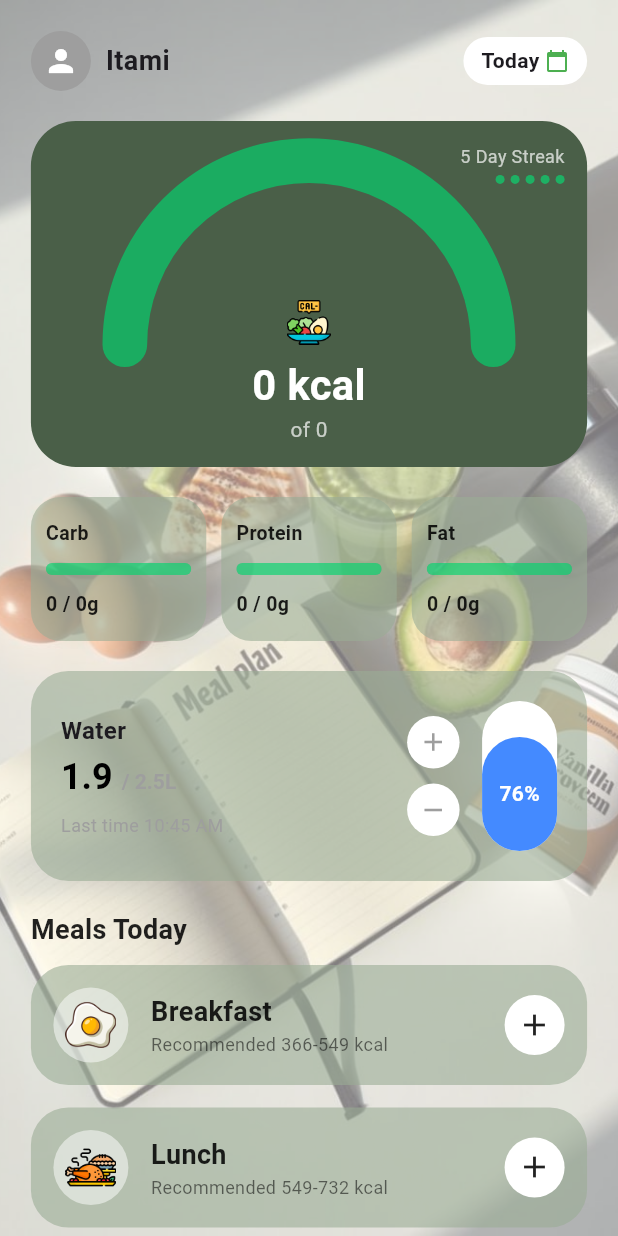
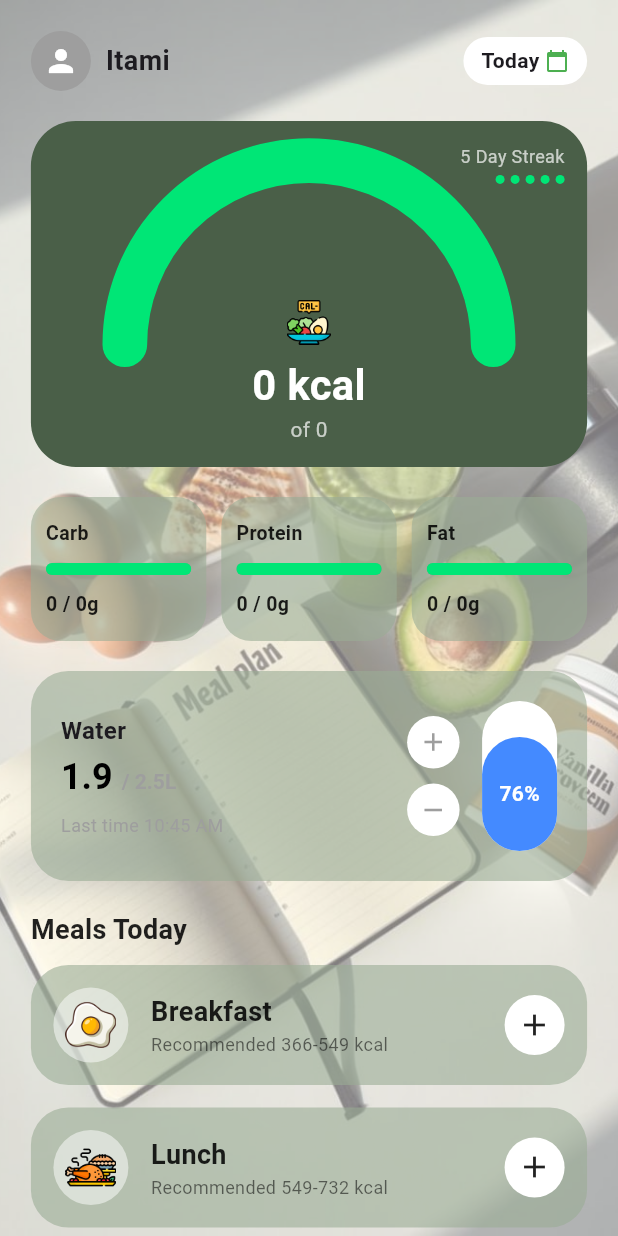
Before and after one commit to mohammad-akileh/FitLens, a Flutter app: the HomeDesignScreen screen opened directly with empty values, on a phone screen of 412 x 824 dp. Run offline on Flutter 3.47's test engine with Material 3 defaults, Android fonts, the light colour scheme and no system bars; our stand-ins replace cloud_firestore, firebase_auth, firebase_core, firebase_storage, google_sign_in, image_picker and 1 more; accounts and stored records are empty; network calls fail; project files that could hold a hidden picture were left out.

Commit message:
last design for home screen

```diff
--- a/lib/auth_gate.dart
+++ b/lib/auth_gate.dart
@@ -76,7 +76,7 @@ class _AuthGateState extends State<AuthGate> {
               } else {
 
                 // --- Onboarding is NOT complete, show the 10 GUIs ---
-                return DummyTestScreen();//should be IntroScreen
+                return IntroScreen();//should be IntroScreen
 
               }
             },
--- a/lib/screens/home_design_screen.dart
+++ b/lib/screens/home_design_screen.dart
@@ -34,8 +34,8 @@ class HomeDesignScreen extends StatelessWidget {
   final Color waterCardColor = const Color(0xFF9AAC95).withOpacity(0.6);
 
   // 4. Progress Bar Colors
-  final Color progressGreen = const Color(0xFF00E676).withOpacity(0.6); // Normal
-  final Color progressRed = const Color(0xFFFF5252).withOpacity(0.6);   // Over limit!
+  final Color progressGreen = const Color(0xFF00E676).withOpacity(1); // Normal
+  final Color progressRed = const Color(0xFFFF5252).withOpacity(1);   // Over limit!
   final Color trackColor = const Color(0xFF3E4E3C).withOpacity(0.6);    // The empty part of the pipe
 
   // =========================================================================
```
